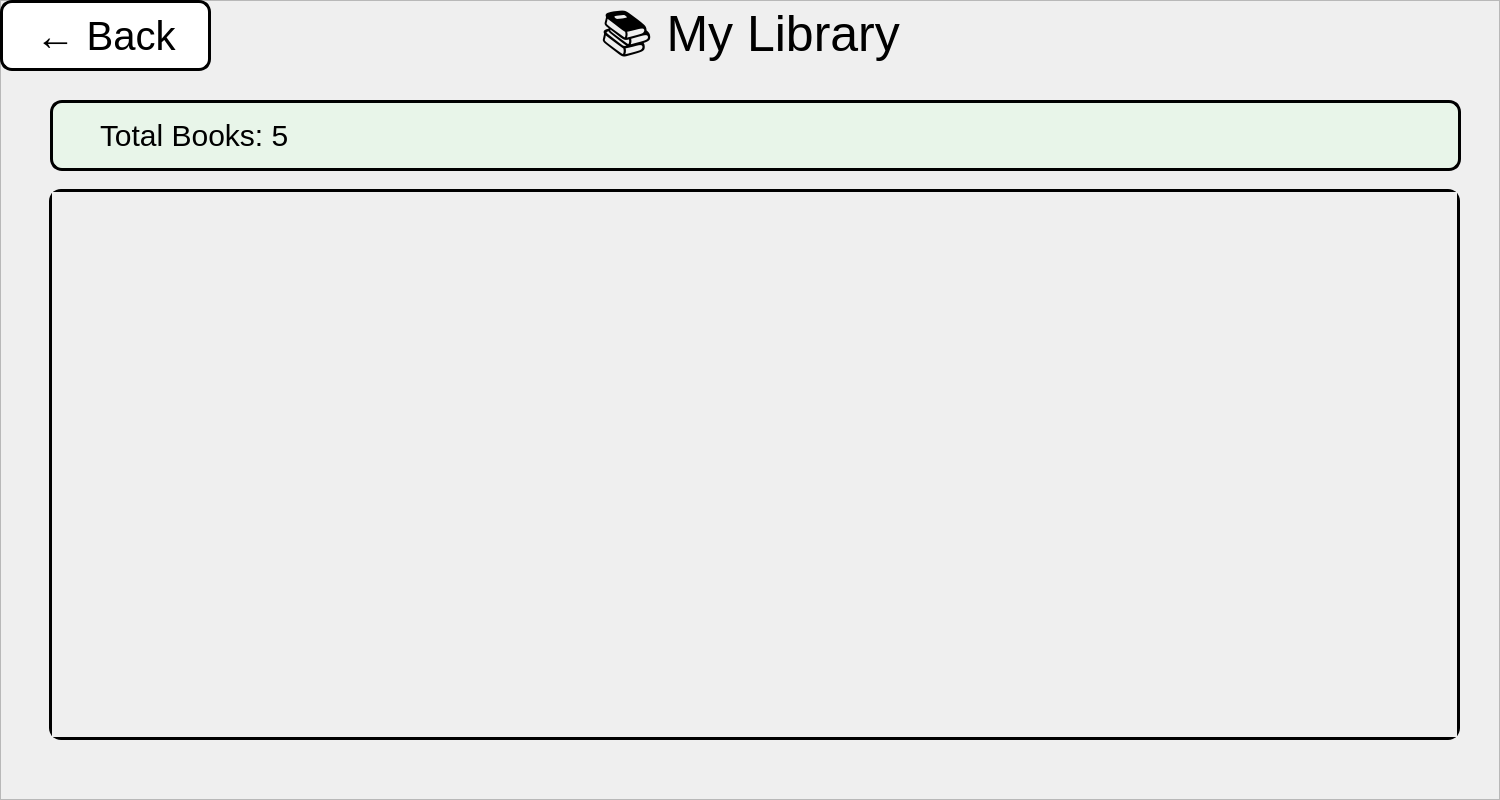
Before: the Qt Designer form BookClubProject/Users/mylibrarywindow.ui in mohammadshirizadeh-sudo/book-club, drawn with Qt 5.
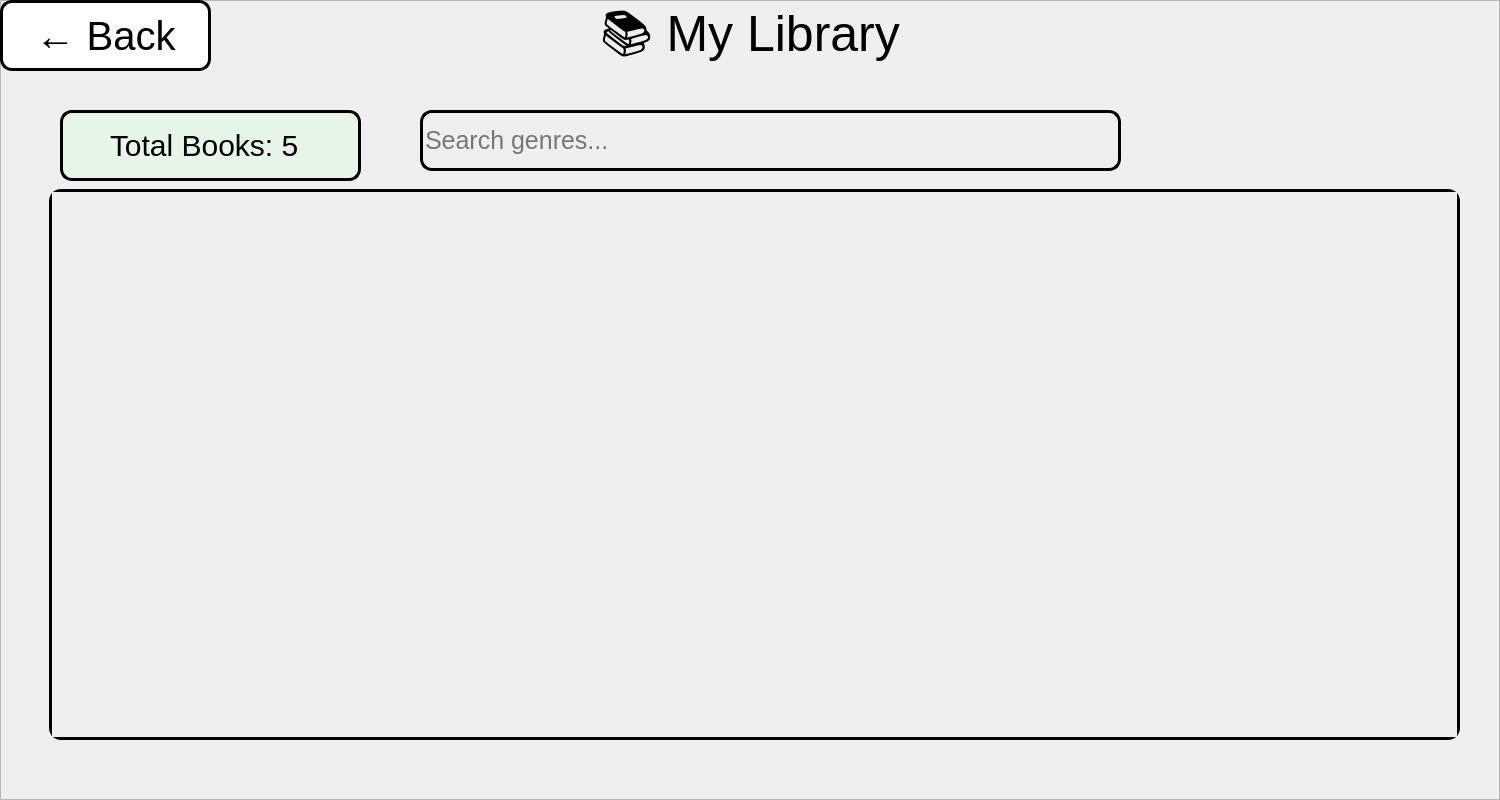
After: the same form once the commit is applied. Icons and pictures are not drawn.

The edit to the form file:
```diff
--- a/BookClubProject/Users/mylibrarywindow.ui
+++ b/BookClubProject/Users/mylibrarywindow.ui
@@ -75,9 +75,9 @@
     <widget class="QFrame" name="statsBar">
      <property name="geometry">
       <rect>
-       <x>50</x>
-       <y>100</y>
-       <width>1411</width>
+       <x>60</x>
+       <y>110</y>
+       <width>301</width>
        <height>71</height>
       </rect>
      </property>
@@ -134,6 +134,29 @@
       <layout class="QVBoxLayout" name="booksLayout"/>
      </widget>
     </widget>
+    <widget class="QLineEdit" name="searchInput">
+     <property name="geometry">
+      <rect>
+       <x>420</x>
+       <y>110</y>
+       <width>701</width>
+       <height>61</height>
+      </rect>
+     </property>
+     <property name="styleSheet">
+      <string notr="true">QLineEdit {
+	font: 700 9pt &quot;Script MT Bold&quot;;
+	font-size: 25px;
+	color: rgb(0,0,0);
+	background: transparent;
+	border: 3px solid black;
+	border-radius: 12px;
+}</string>
+     </property>
+     <property name="placeholderText">
+      <string>Search genres...</string>
+     </property>
+    </widget>
    </widget>
   </widget>
  </widget>
```
